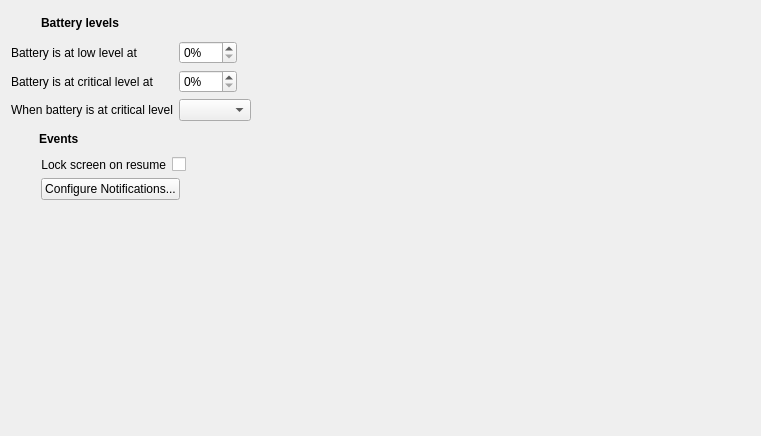
Old version of the form kcmodule/global/generalPage.ui in the repository KDE/powerdevil.
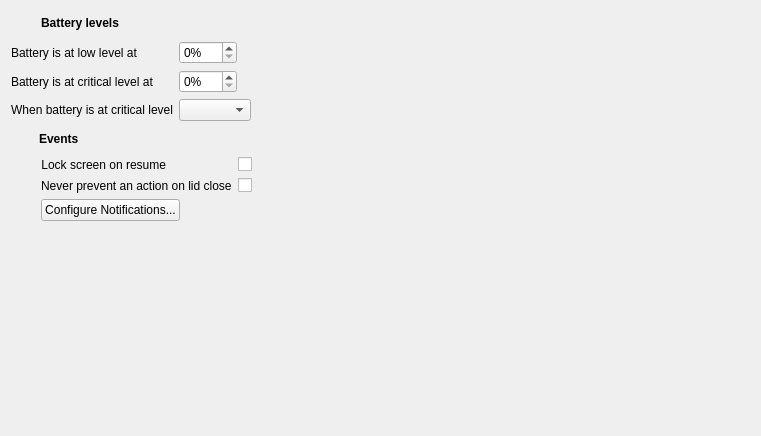
New version of the form. Custom widgets are drawn as their Qt base class.

Commit message: powerdevil: Add an option for configuring lid close inhibit behavior

Patch:
```diff
--- a/kcmodule/global/generalPage.ui
+++ b/kcmodule/global/generalPage.ui
@@ -205,7 +205,7 @@
        </property>
       </widget>
      </item>
-     <item row="1" column="0" colspan="2">
+     <item row="2" column="0" colspan="2">
       <layout class="QHBoxLayout" name="horizontalLayout_2">
        <item>
         <widget class="QPushButton" name="notificationsButton">
@@ -241,6 +241,32 @@
        </item>
       </layout>
      </item>
+     <item row="1" column="0">
+      <widget class="QLabel" name="label_3">
+       <property name="toolTip">
+        <string>If this box is checked and an application is inhibiting any power management feature, closing the lid will carry on any action regardless of that</string>
+       </property>
+       <property name="whatsThis">
+        <string>If this box is checked and an application is inhibiting any power management feature, closing the lid will carry on any action regardless of that</string>
+       </property>
+       <property name="text">
+        <string>Never prevent an action on lid close</string>
+       </property>
+      </widget>
+     </item>
+     <item row="1" column="1">
+      <widget class="QCheckBox" name="doNotInhibitLid">
+       <property name="toolTip">
+        <string>If this box is checked and an application is inhibiting any power management feature, closing the lid will carry on any action regardless of that</string>
+       </property>
+       <property name="whatsThis">
+        <string>If this box is checked and an application is inhibiting any power management feature, closing the lid will carry on any action regardless of that</string>
+       </property>
+       <property name="text">
+        <string/>
+       </property>
+      </widget>
+     </item>
     </layout>
    </item>
    <item>
```
The commit also changes 2 other files.
